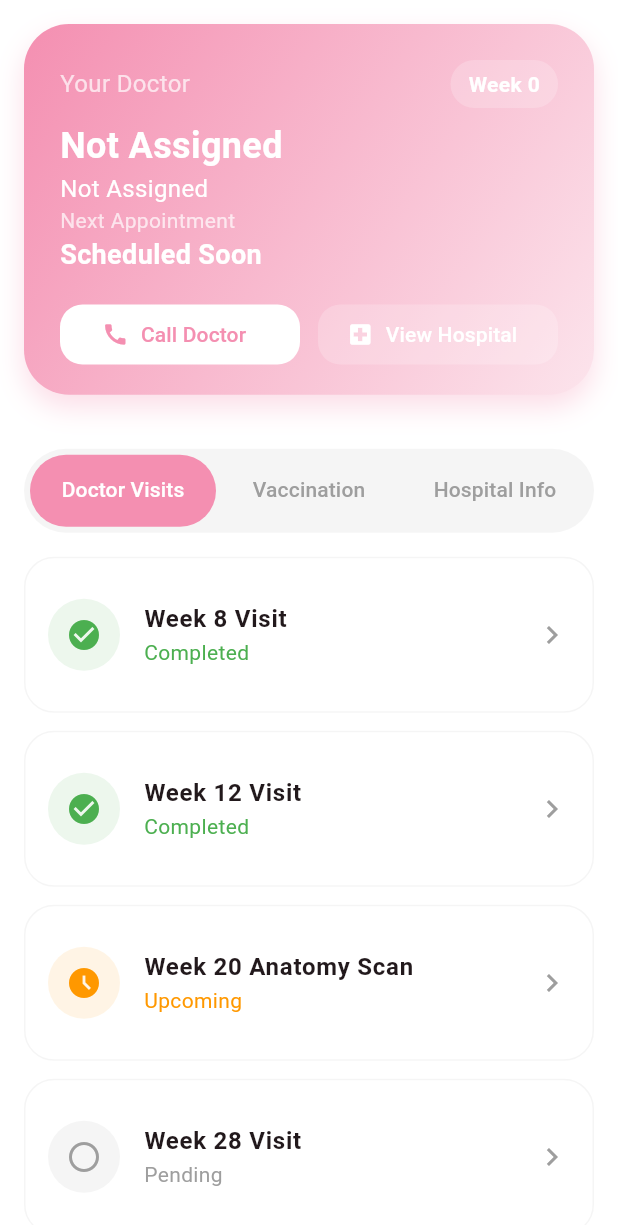
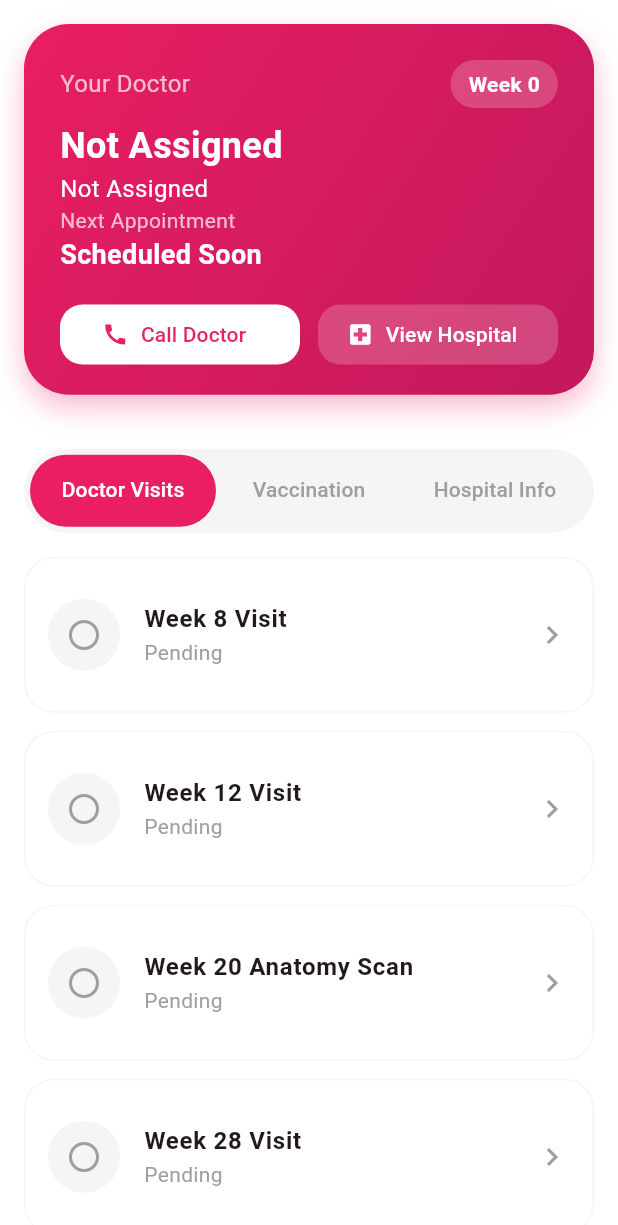
Before and after one commit to catharva632/Maternal_Child_Health_Tracker, a Flutter app: the HospitalScheduleScreen screen opened by its route, on a phone screen of 412 x 824 dp. Shown: the top 1225 px of the screen. Run offline on Flutter 3.47's test engine with Material 3 defaults, Android fonts, the phone set to English and light mode, and no system bars; our stand-ins replace cloud_firestore, firebase_auth, firebase_core, firebase_storage, flutter_tts, geolocator and 5 more; missing offline and left inert: another_telephony; accounts and stored records are empty; generated files the repository leaves out were written again.

Commit message:
Refine hospital and vaccination logic and UI

```diff
--- a/lib/views/features/hospital_schedule_screen.dart
+++ b/lib/views/features/hospital_schedule_screen.dart
@@ -69,8 +69,8 @@ class _HospitalScheduleScreenState extends State<HospitalScheduleScreen> with Si
                   child: TabBarView(
                         controller: _tabController,
                     children: [
-                       _buildVisitsTab(),
-                       _buildVaccinationTab(),
+                       _buildVisitsTab(week),
+                       _buildVaccinationTab(week),
                        _buildHospitalInfoTab(doctorName, hospitalName, hospitalPhone, hospitalAddress, hospitalLocation),
                     ],
                   ),
@@ -90,13 +90,13 @@ class _HospitalScheduleScreenState extends State<HospitalScheduleScreen> with Si
       decoration: BoxDecoration(
         borderRadius: BorderRadius.circular(30),
         gradient: const LinearGradient(
-          colors: [Color(0xFFF48FB1), Color(0xFFFCE4EC)],
+          colors: [Color(0xFFE91E63), Color(0xFFC2185B)], // Professional Deep Pink to Crimson
           begin: Alignment.topLeft,
           end: Alignment.bottomRight,
         ),
         boxShadow: [
           BoxShadow(
-            color: const Color(0xFFF48FB1).withOpacity(0.3),
+            color: const Color(0xFFE91E63).withOpacity(0.3),
             blurRadius: 15,
             offset: const Offset(0, 8),
           ),
@@ -154,7 +154,7 @@ class _HospitalScheduleScreenState extends State<HospitalScheduleScreen> with Si
                   label: const Text('Call Doctor'),
                   style: ElevatedButton.styleFrom(
                     backgroundColor: Colors.white,
-                    foregroundColor: const Color(0xFFF48FB1),
+                    foregroundColor: const Color(0xFFE91E63),
                     shape: RoundedRectangleBorder(borderRadius: BorderRadius.circular(15)),
                     elevation: 0,
                   ),
@@ -193,7 +193,7 @@ class _HospitalScheduleScreenState extends State<HospitalScheduleScreen> with Si
         child: TabBar(
           controller: _tabController,
           indicator: BoxDecoration(
-            color: const Color(0xFFF48FB1),
+            color: const Color(0xFFE91E63),
             borderRadius: BorderRadius.circular(25),
           ),
           labelColor: Colors.white,
@@ -210,32 +210,36 @@ class _HospitalScheduleScreenState extends State<HospitalScheduleScreen> with Si
     );
   }
 
-  Widget _buildVisitsTab() {
-    final visits = [
-      {'name': 'Week 8 Visit', 'week': 'Week 8', 'status': 'Completed'},
-      {'name': 'Week 12 Visit', 'week': 'Week 12', 'status': 'Completed'},
-      {'name': 'Week 20 Anatomy Scan', 'week': 'Week 20', 'status': 'Upcoming'},
-      {'name': 'Week 28 Visit', 'week': 'Week 28', 'status': 'Pending'},
-      {'name': 'Week 36 Visit', 'week': 'Week 36', 'status': 'Pending'},
+  Widget _buildVisitsTab(int currentWeek) {
+    final visitData = [
+      {'name': 'Week 8 Visit', 'week': 8},
+      {'name': 'Week 12 Visit', 'week': 12},
+      {'name': 'Week 20 Anatomy Scan', 'week': 20},
+      {'name': 'Week 28 Visit', 'week': 28},
+      {'name': 'Week 36 Visit', 'week': 36},
     ];
 
     return ListView.builder(
       padding: const EdgeInsets.all(16),
-      itemCount: visits.length,
+      itemCount: visitData.length,
       itemBuilder: (context, index) {
-        final visit = visits[index];
+        final visit = visitData[index];
+        final int targetWeek = visit['week'] as int;
+
+        String status;
         IconData icon;
         Color iconColor;
-        switch (visit['status']) {
-          case 'Completed':
+
+        if (currentWeek >= targetWeek) {
+          status = 'Completed';
           icon = Icons.check_circle;
           iconColor = Colors.green;
-            break;
-          case 'Upcoming':
+        } else if (targetWeek - currentWeek <= 2) {
+          status = 'Upcoming';
           icon = Icons.access_time_filled;
           iconColor = Colors.orange;
-            break;
-          default:
+        } else {
+          status = 'Pending';
           icon = Icons.radio_button_unchecked;
           iconColor = Colors.grey;
         }
@@ -258,8 +262,8 @@ class _HospitalScheduleScreenState extends State<HospitalScheduleScreen> with Si
               ),
               child: Icon(icon, color: iconColor),
             ),
-            title: Text(visit['name']!, style: const TextStyle(fontWeight: FontWeight.bold)),
-            subtitle: Text(visit['status']!, style: TextStyle(color: iconColor)),
+            title: Text(visit['name'] as String, style: const TextStyle(fontWeight: FontWeight.bold)),
+            subtitle: Text(status, style: TextStyle(color: iconColor)),
             trailing: const Icon(Icons.chevron_right, color: Colors.grey),
           ),
         );
@@ -267,7 +271,14 @@ class _HospitalScheduleScreenState extends State<HospitalScheduleScreen> with Si
     );
   }
 
-  Widget _buildVaccinationTab() {
+  Widget _buildVaccinationTab(int currentWeek) {
+    bool isCompleted(String time) {
+      if (time == '1st Trimester') return currentWeek >= 1;
+      if (time == '2nd Trimester') return currentWeek >= 14;
+      if (time == '3rd Trimester') return currentWeek >= 27;
+      return false;
+    }
+
     final motherVaccines = [
       {'name': 'COVID-19 Vaccine', 'time': '1st Trimester', 'desc': 'Safe at any time'},
       {'name': 'Tetanus Toxoid (TT) 1', 'time': '1st Trimester', 'desc': 'On confirmation'},
@@ -295,10 +306,10 @@ class _HospitalScheduleScreenState extends State<HospitalScheduleScreen> with Si
       padding: const EdgeInsets.all(16),
       children: [
         _buildSectionTitle("Mother's Vaccination Schedule"),
-        ...motherVaccines.map((v) => _buildVaccineCard(v)),
+        ...motherVaccines.map((v) => _buildVaccineCard(v, checked: isCompleted(v['time']!))),
         const SizedBox(height: 24),
         _buildSectionTitle("Child's Vaccination Schedule (Birth - 3 Months)"),
-        ...childVaccines.map((v) => _buildVaccineCard(v, isChild: true)),
+        ...childVaccines.map((v) => _buildVaccineCard(v, isChild: true, checked: false)),
       ],
     );
   }
@@ -311,13 +322,13 @@ class _HospitalScheduleScreenState extends State<HospitalScheduleScreen> with Si
         style: TextStyle(
           fontSize: 18,
           fontWeight: FontWeight.bold,
-          color: const Color(0xFFF48FB1).withOpacity(0.8),
+          color: const Color(0xFFE91E63).withOpacity(0.8),
         ),
       ),
     );
   }
 
-  Widget _buildVaccineCard(Map<String, String> v, {bool isChild = false}) {
+  Widget _buildVaccineCard(Map<String, String> v, {bool isChild = false, bool checked = false}) {
     return Card(
       elevation: 0,
       margin: const EdgeInsets.only(bottom: 12),
@@ -331,20 +342,20 @@ class _HospitalScheduleScreenState extends State<HospitalScheduleScreen> with Si
         leading: Container(
           padding: const EdgeInsets.all(12),
           decoration: BoxDecoration(
-            color: (isChild ? Colors.blue : const Color(0xFFF48FB1)).withOpacity(0.1),
+            color: (isChild ? Colors.blue : const Color(0xFFE91E63)).withOpacity(0.1),
             shape: BoxShape.circle,
           ),
           child: Icon(
             isChild ? Icons.child_care : Icons.vaccines,
-            color: isChild ? Colors.blue : const Color(0xFFF48FB1),
+            color: isChild ? Colors.blue : const Color(0xFFE91E63),
           ),
         ),
         title: Text(v['name']!, style: const TextStyle(fontWeight: FontWeight.bold)),
         subtitle: Text('${v['time']} • ${v['desc']}'),
         trailing: Checkbox(
-          value: false,
+          value: checked,
           onChanged: (val) {},
-          activeColor: const Color(0xFFF48FB1),
+          activeColor: const Color(0xFFE91E63),
           shape: RoundedRectangleBorder(borderRadius: BorderRadius.circular(4)),
         ),
       ),
```
Lines whose indentation alone changed are shown as unchanged.
